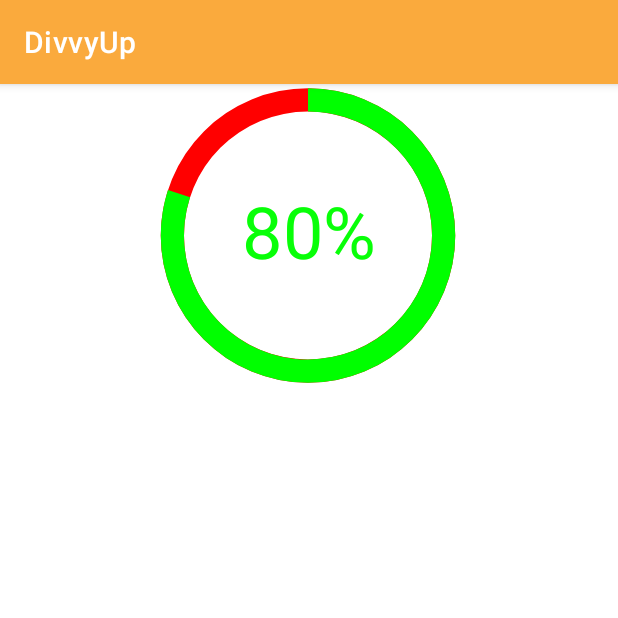
After one commit to ReillyJFarrell/DivvyUp, an Android app: the RecapActivity screen opened directly, with no data from a screen before it, on a phone screen of 412 x 824 dp, the top half of it. The commit adds this screen. Run offline under Robolectric (Android 15) with nearby library versions, the light colour scheme and no system bars.

Commit message:
Added recap activity, added infrastructure for recap screen, added recap progress bar animation

```diff
--- a/app/src/main/AndroidManifest.xml
+++ b/app/src/main/AndroidManifest.xml
@@ -9,6 +9,9 @@
         android:roundIcon="@mipmap/temp_logo"
         android:supportsRtl="true"
         android:theme="@style/Theme.DivvyUp">
+        <activity
+            android:name=".recap.RecapActivity"
+            android:exported="false" />
         <activity
             android:name=".chores_list_screen.ChoreCard"
             android:exported="false" />
--- /dev/null
+++ b/app/src/main/java/neu/madcourse/divvyup/recap/RecapActivity.java
@@ -0,0 +1,91 @@
+package neu.madcourse.divvyup.recap;
+
+import androidx.appcompat.app.AppCompatActivity;
+
+import android.graphics.Color;
+import android.os.Bundle;
+import android.os.Handler;
+import android.os.SystemClock;
+import android.view.View;
+import android.widget.ProgressBar;
+import android.widget.TextView;
+import android.widget.Toast;
+
+import neu.madcourse.divvyup.R;
+
+public class RecapActivity extends AppCompatActivity {
+    private ProgressBar progressBar;
+    private TextView progressPercent;
+    private int mProgressStatus = 0;
+
+
+    private Handler mHandler = new Handler();
+
+    @Override
+    protected void onCreate(Bundle savedInstanceState) {
+        super.onCreate(savedInstanceState);
+        setContentView(R.layout.activity_progress);
+        progressPercent = findViewById(R.id.progress_percent);
+
+
+        progressBar = (ProgressBar) findViewById(R.id.choreProgressBar);
+        progressBar.setMax(100);
+        progressBar.setProgress(0);
+        progressBar.setVisibility(View.VISIBLE);
+        progressPercent.setVisibility(View.VISIBLE);
+//        mLoadingText = (TextView) findViewById(R.id.LoadingCompleteTextView);
+
+        new Thread(new Runnable() {
+            @Override
+            public void run() {
+                SystemClock.sleep(2000);
+                while (mProgressStatus < 80) {
+                    mProgressStatus++;
+                    SystemClock.sleep(15);
+                    mHandler.post(new Runnable() {
+                        @Override
+                        public void run() {
+                            progressBar.setProgress(mProgressStatus);
+                            progressPercent.setText(mProgressStatus + "%");
+                            gradientPercent(mProgressStatus);
+                        }
+                    });
+                }
+                mHandler.post(new Runnable() {
+                    @Override
+                    public void run() {
+                        Toast.makeText(RecapActivity.this, "Finished 80% of all chores!", Toast.LENGTH_SHORT).show();
+                    }
+                });
+            }
+        }).start();
+
+
+    }
+
+    @Override
+    public void onBackPressed() {
+//        Log.d("CDA", "onBackPressed Called");
+//        Intent setIntent = new Intent(Intent.ACTION_MAIN);
+//        setIntent.addCategory(Intent.CATEGORY_HOME);
+//        setIntent.setFlags(Intent.FLAG_ACTIVITY_NEW_TASK);
+//        startActivity(setIntent);
+        progressBar.setVisibility(View.INVISIBLE);
+        progressBar.setProgress(0);
+        progressPercent.setVisibility(View.INVISIBLE);
+        this.finish();
+    }
+
+    public void gradientPercent(int percent) {
+        if (percent <= 25) {
+            progressPercent.setTextColor(Color.parseColor("#DC143C"));
+        } else if (percent <= 50) {
+            progressPercent.setTextColor(Color.parseColor("#FFA500"));
+        } else if (percent <= 75) {
+            progressPercent.setTextColor(Color.parseColor("#DE970B"));
+        } else {
+            progressPercent.setTextColor(Color.parseColor("#08FF08"));
+        }
+
+    }
+}
--- /dev/null
+++ b/app/src/main/java/neu/madcourse/divvyup/recap/chatMessageClickListener.java
@@ -0,0 +1,6 @@
+package neu.madcourse.divvyup.recap;
+
+public interface chatMessageClickListener {
+
+    void onItemClick(int position);
+}
--- /dev/null
+++ b/app/src/main/res/drawable/prog_bar_element.xml
@@ -0,0 +1,26 @@
+<?xml version="1.0" encoding="utf-8"?>
+<layer-list xmlns:android="http://schemas.android.com/apk/res/android">
+    <item>
+        <shape
+            android:shape="ring"
+            android:thicknessRatio="16"
+            android:useLevel="false">
+            <solid android:color="#FF0000" />
+        </shape>
+    </item>
+
+    <item>
+        <rotate
+            android:fromDegrees="270"
+            android:toDegrees="270">
+            <shape
+                android:shape="ring"
+                android:thicknessRatio="16"
+                android:useLevel="true">
+                <solid android:color="#00FF00" />
+            </shape>
+        </rotate>
+
+
+    </item>
+</layer-list>
--- /dev/null
+++ b/app/src/main/res/layout/activity_progress.xml
@@ -0,0 +1,35 @@
+<?xml version="1.0" encoding="utf-8"?>
+<androidx.constraintlayout.widget.ConstraintLayout xmlns:android="http://schemas.android.com/apk/res/android"
+    xmlns:app="http://schemas.android.com/apk/res-auto"
+    xmlns:tools="http://schemas.android.com/tools"
+    android:layout_width="match_parent"
+    android:layout_height="match_parent"
+    tools:context=".recap.RecapActivity">
+
+    <ProgressBar
+        android:id="@+id/choreProgressBar"
+        style="@android:style/Widget.Material.ProgressBar.Large"
+        android:layout_width="248dp"
+        android:layout_height="202dp"
+        android:indeterminateOnly="false"
+        android:max="100"
+        android:progress="0"
+        android:progressDrawable="@drawable/prog_bar_element"
+        android:visibility="visible"
+        app:layout_constraintEnd_toEndOf="parent"
+        app:layout_constraintHorizontal_bias="0.496"
+        app:layout_constraintStart_toStartOf="parent"
+        app:layout_constraintTop_toTopOf="parent"
+        tools:progress="0" />
+
+    <TextView
+        android:id="@+id/progress_percent"
+        android:layout_width="wrap_content"
+        android:layout_height="wrap_content"
+        android:layout_marginTop="65dp"
+        android:textSize="48sp"
+        app:layout_constraintEnd_toEndOf="parent"
+        app:layout_constraintStart_toStartOf="parent"
+        app:layout_constraintTop_toTopOf="parent" />
+
+</androidx.constraintlayout.widget.ConstraintLayout>
```
Also changed, not shown: app/src/main/java/neu/madcourse/divvyup/MainActivity.java (+12 -0 lines), app/src/main/java/neu/madcourse/divvyup/recap/ChatAdapter.java (added, +45 -0 lines), app/src/main/java/neu/madcourse/divvyup/recap/ChatCard.java (added, +24 -0 lines), app/src/main/java/neu/madcourse/divvyup/recap/ChatHolder.java (added, +32 -0 lines), app/src/main/res/layout/activity_main.xml (+12 -1 lines), app/src/main/res/layout/chat_card_item.xml (added, +31 -0 lines).
